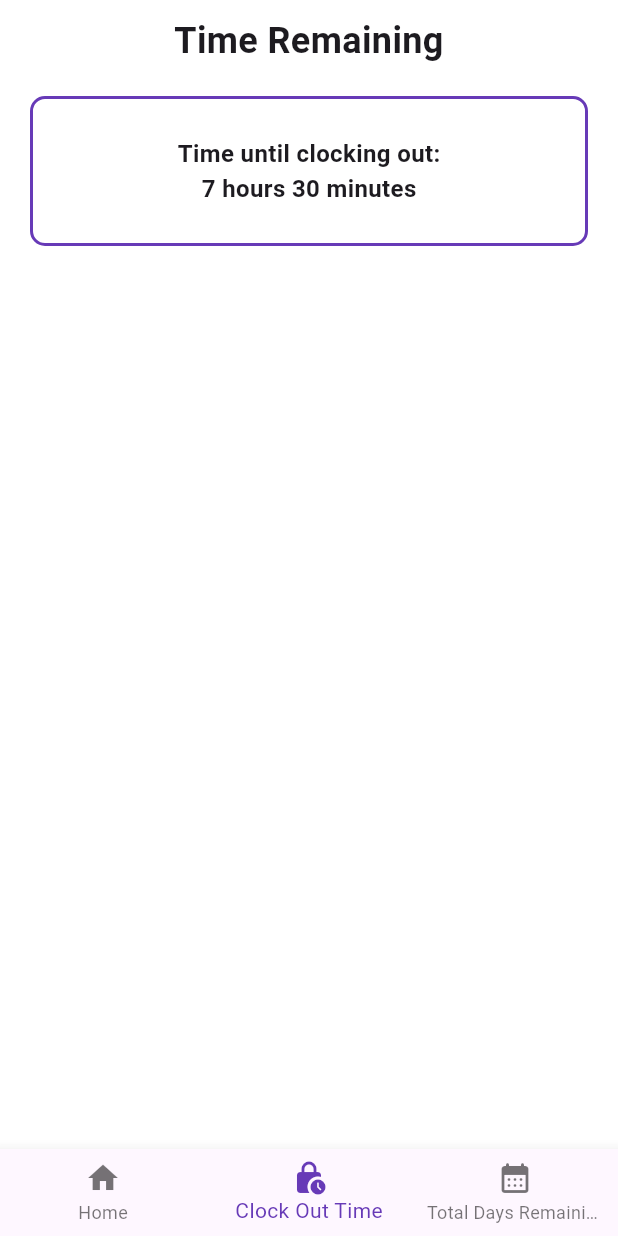
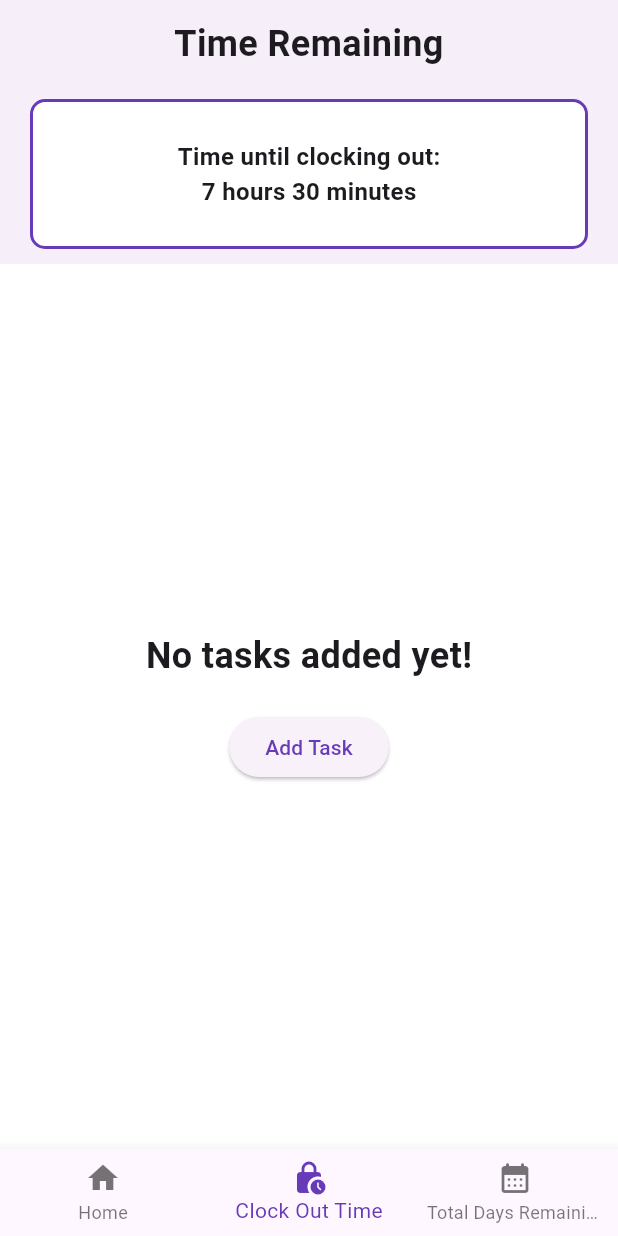
Before and after one commit to maxstain/desktop-manager, a Flutter app: the screen it shows after launch, item 2 of the bottom bar chosen, on a phone screen of 412 x 824 dp. Run offline on Flutter 3.47's test engine with Material 2 defaults, Android fonts, the phone set to English and light mode, and no system bars; our stand-ins replace lottie.

```diff
--- /dev/null
+++ b/lib/Models/Task.dart
@@ -0,0 +1,30 @@
+class Task {
+  final String name;
+  final String description;
+  final DateTime startTime;
+  final DateTime endTime;
+  final bool isComplete;
+
+  Task(
+    this.name,
+    this.description,
+    this.startTime,
+    this.endTime,
+    this.isComplete,
+  );
+
+  Task.fromJson(Map<String, dynamic> json)
+      : name = json['name'],
+        description = json['description'],
+        startTime = DateTime.parse(json['startTime']),
+        endTime = DateTime.parse(json['endTime']),
+        isComplete = json['isComplete'];
+
+  Map<String, dynamic> toJson() => {
+        'name': name,
+        'description': description,
+        'startTime': startTime.toString(),
+        'endTime': endTime.toString(),
+        'isComplete': isComplete,
+      };
+}
--- a/lib/Shared/Data.dart
+++ b/lib/Shared/Data.dart
@@ -9,6 +9,8 @@ class SharedData {
   int minutes = 0;
   int seconds = 0;
   double offset = 30;
+
+  List<String> tasks = [];
 
   SharedData() {
     if (DateTime.now().weekday == DateTime.saturday ||
--- a/lib/Views/ClouckOutPage.dart
+++ b/lib/Views/ClouckOutPage.dart
@@ -55,11 +55,17 @@ class _ClockOutPageState extends State<ClockOutPage> {
   @override
   Widget build(BuildContext context) {
     double offset = 30;
-    late int hours =
-        SharedData().hours;
-    late int minutes =
-        SharedData().minutes;
-    return ListView(
+    late int hours = SharedData().hours;
+    late int minutes = SharedData().minutes;
+    return Scaffold(
+        backgroundColor:
+            SharedData().isFree == false ? Colors.white : Colors.green,
+        appBar: AppBar(
+          scrolledUnderElevation: 1,
+          elevation: 1,
+          bottom: PreferredSize(
+            preferredSize: const Size.fromHeight(120),
+            child: Column(
               children: [
                 Container(
                   margin: const EdgeInsets.symmetric(
@@ -78,7 +84,9 @@ class _ClockOutPageState extends State<ClockOutPage> {
                 Container(
                   decoration: BoxDecoration(
                     borderRadius: BorderRadius.circular(10),
-            color: SharedData().isFree == false ? Colors.white : Colors.green,
+                    color: SharedData().isFree == false
+                        ? Colors.white
+                        : Colors.green,
                     border: Border.all(
                       color: Theme.of(context).colorScheme.secondary,
                       width: 2,
@@ -125,6 +133,70 @@ class _ClockOutPageState extends State<ClockOutPage> {
                   ),
                 ),
               ],
+            ),
+          ),
+        ),
+        body: SharedData().tasks.isEmpty
+            ? Center(
+                child: Column(
+                  mainAxisAlignment: MainAxisAlignment.center,
+                  crossAxisAlignment: CrossAxisAlignment.center,
+                  children: [
+                    const Text(
+                      'No tasks added yet!',
+                      style: TextStyle(
+                        fontSize: 24,
+                        fontWeight: FontWeight.bold,
+                      ),
+                    ),
+                    const SizedBox(
+                      height: 20,
+                    ),
+                    ElevatedButton(
+                      onPressed: () {
+                        Navigator.pushNamed(context, '/addTask');
+                      },
+                      child: const Text('Add Task'),
+                    ),
+                  ],
+                ),
+              )
+            : ListView.builder(
+                itemCount: SharedData().tasks.length,
+                itemBuilder: (context, index) {
+                  return Container(
+                    decoration: BoxDecoration(
+                      borderRadius: BorderRadius.circular(10),
+                      color: SharedData().isFree == false
+                          ? Colors.white
+                          : Colors.green,
+                      border: Border.all(
+                        color: Theme.of(context).colorScheme.secondary,
+                        width: 2,
+                      ),
+                    ),
+                    margin: const EdgeInsets.symmetric(
+                      horizontal: 20,
+                      vertical: 10,
+                    ),
+                    width: MediaQuery.of(context).size.width - offset,
+                    height: 100,
+                    child: Column(
+                      mainAxisAlignment: MainAxisAlignment.center,
+                      crossAxisAlignment: CrossAxisAlignment.center,
+                      children: [
+                        Text(
+                          SharedData().tasks[index],
+                          style: const TextStyle(
+                            fontSize: 20,
+                            fontWeight: FontWeight.bold,
+                          ),
+                        ),
+                      ],
+                    ),
+                  );
+                },
+              )
     );
   }
 }
```
Lines whose indentation alone changed are shown as unchanged.
